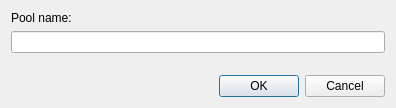
First picture: the form in pc-zmanager/dialogname.ui, repository claudiobsd/pcbsd-work, before the edit.
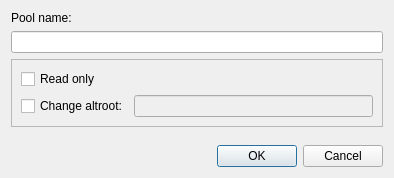
Second picture: the form after the edit.

```diff
--- a/pc-zmanager/dialogname.ui
+++ b/pc-zmanager/dialogname.ui
@@ -6,8 +6,8 @@
    <rect>
     <x>0</x>
     <y>0</y>
-    <width>396</width>
-    <height>108</height>
+    <width>394</width>
+    <height>178</height>
    </rect>
   </property>
   <property name="windowTitle">
@@ -28,6 +28,39 @@
      </property>
     </widget>
    </item>
+   <item>
+    <widget class="QFrame" name="frame">
+     <property name="frameShape">
+      <enum>QFrame::StyledPanel</enum>
+     </property>
+     <property name="frameShadow">
+      <enum>QFrame::Raised</enum>
+     </property>
+     <layout class="QGridLayout" name="gridLayout">
+      <item row="0" column="0">
+       <widget class="QCheckBox" name="checkReadOnly">
+        <property name="text">
+         <string>Read only</string>
+        </property>
+       </widget>
+      </item>
+      <item row="1" column="0">
+       <widget class="QCheckBox" name="checkAltRoot">
+        <property name="text">
+         <string>Change altroot:</string>
+        </property>
+       </widget>
+      </item>
+      <item row="1" column="1">
+       <widget class="QLineEdit" name="editAltRoot">
+        <property name="enabled">
+         <bool>false</bool>
+        </property>
+       </widget>
+      </item>
+     </layout>
+    </widget>
+   </item>
    <item>
     <spacer name="verticalSpacer">
      <property name="orientation">
```
